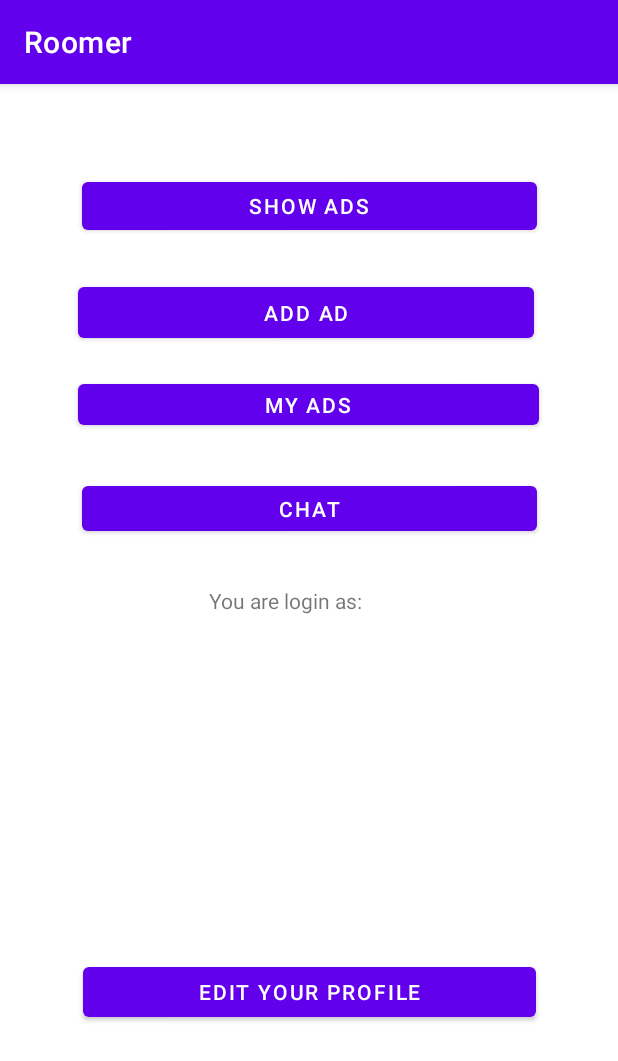
After one commit to erykt99/roomer_apk, an Android app: the menuActivity screen opened directly, with no data from a screen before it, on a phone screen of 412 x 824 dp. The commit adds this screen. Shown: the top 1061 px of the screen. Run offline under Robolectric (Android 15) with nearby library versions, the phone set to English and light mode, and no system bars; our stand-ins replace Firebase (no records; nobody signed in at launch, a user with empty details on screens opened directly).

Commit message:
added menuActivity.kt

```diff
--- a/app/src/main/AndroidManifest.xml
+++ b/app/src/main/AndroidManifest.xml
@@ -3,6 +3,7 @@
     package="com.example.myapplication">
 
     <uses-permission android:name="android.permission.READ_EXTERNAL_STORAGE" />
+
     <application
         android:allowBackup="true"
         android:icon="@mipmap/ic_launcher"
@@ -10,6 +11,9 @@
         android:roundIcon="@mipmap/ic_launcher_round"
         android:supportsRtl="true"
         android:theme="@style/Theme.MyApplication">
+        <activity
+            android:name=".menuActivity"
+            android:exported="false" />
         <activity
             android:name=".RoommateActivity"
             android:exported="false" />
--- a/app/src/main/java/com/example/myapplication/ProfileActivity.kt
+++ b/app/src/main/java/com/example/myapplication/ProfileActivity.kt
@@ -33,7 +33,7 @@ class ProfileActivity : AppCompatActivity() {
         val emailView = findViewById<TextView>(R.id.textView3)
         val chooseImage = findViewById<ImageButton>(R.id.addImageButton)
         val noneButton = findViewById<RadioButton>(R.id.noneButton)
-
+        val menuButton = findViewById<Button>(R.id.menuButton)
 
 
         chooseImage.setOnClickListener {
@@ -83,9 +83,6 @@ class ProfileActivity : AppCompatActivity() {
            } else {
 
 
-
-
-
     //            val radioButton = findViewById<RadioButton>(gender.checkedRadioButtonId)
                 val user = hashMapOf(
                     "Name" to username2,
@@ -109,10 +106,15 @@ class ProfileActivity : AppCompatActivity() {
                             Log.w(TAG, "Error adding document", e)
                         }
                 }
+               val intent = Intent(this, menuActivity::class.java)
+               startActivity(intent)
+            }
 
-            }
         }
-
+        menuButton.setOnClickListener{
+            val intent = Intent(this, menuActivity::class.java)
+            startActivity(intent)
+        }
 
         val settingsButtom = findViewById<ImageButton>(R.id.settingsButton)
         settingsButtom.setOnClickListener {
--- /dev/null
+++ b/app/src/main/java/com/example/myapplication/menuActivity.kt
@@ -0,0 +1,32 @@
+package com.example.myapplication
+
+import android.content.Intent
+import androidx.appcompat.app.AppCompatActivity
+import android.os.Bundle
+import android.widget.Button
+import android.widget.TextView
+import com.google.firebase.auth.FirebaseAuth
+import kotlinx.android.synthetic.main.activity_menu.*
+
+class menuActivity : AppCompatActivity() {
+    override fun onCreate(savedInstanceState: Bundle?) {
+        super.onCreate(savedInstanceState)
+        setContentView(R.layout.activity_menu)
+
+        val auth = FirebaseAuth.getInstance();
+
+        val emailView = findViewById<TextView>(R.id.userEmailView)
+        emailView.text = auth.currentUser?.email ?: ""
+
+
+        val editProfile = findViewById<Button>(R.id.editProfileButton)
+        editProfileButton.setOnClickListener {
+            val intent = Intent(this, ProfileActivity::class.java)
+            startActivity(intent)
+        }
+
+
+
+
+    }
+}
--- /dev/null
+++ b/app/src/main/res/layout/activity_menu.xml
@@ -0,0 +1,89 @@
+<?xml version="1.0" encoding="utf-8"?>
+<androidx.constraintlayout.widget.ConstraintLayout xmlns:android="http://schemas.android.com/apk/res/android"
+    xmlns:app="http://schemas.android.com/apk/res-auto"
+    xmlns:tools="http://schemas.android.com/tools"
+    android:layout_width="match_parent"
+    android:layout_height="match_parent"
+    tools:context=".menuActivity">
+
+    <Button
+        android:id="@+id/showAdsButton"
+        android:layout_width="303dp"
+        android:layout_height="44dp"
+        android:text="Show Ads"
+        app:layout_constraintBottom_toBottomOf="parent"
+        app:layout_constraintEnd_toEndOf="parent"
+        app:layout_constraintStart_toStartOf="parent"
+        app:layout_constraintTop_toTopOf="parent"
+        app:layout_constraintVertical_bias="0.082" />
+
+    <Button
+        android:id="@+id/addAdButton"
+        android:layout_width="304dp"
+        android:layout_height="46dp"
+        android:text="Add ad"
+        app:layout_constraintBottom_toBottomOf="parent"
+        app:layout_constraintEnd_toEndOf="parent"
+        app:layout_constraintHorizontal_bias="0.48"
+        app:layout_constraintStart_toStartOf="parent"
+        app:layout_constraintTop_toBottomOf="@+id/showAdsButton"
+        app:layout_constraintVertical_bias="0.042" />
+
+    <Button
+        android:id="@+id/editProfileButton"
+        android:layout_width="302dp"
+        android:layout_height="45dp"
+        android:layout_marginBottom="140dp"
+        android:text="Edit your profile"
+        app:layout_constraintBottom_toBottomOf="parent"
+        app:layout_constraintEnd_toEndOf="parent"
+        app:layout_constraintHorizontal_bias="0.504"
+        app:layout_constraintStart_toStartOf="parent"
+        app:layout_constraintTop_toBottomOf="@+id/addAdButton"
+        app:layout_constraintVertical_bias="1.0" />
+
+    <Button
+        android:id="@+id/myAdsButton"
+        android:layout_width="307dp"
+        android:layout_height="39dp"
+        android:text="My Ads"
+        app:layout_constraintBottom_toTopOf="@+id/editProfileButton"
+        app:layout_constraintEnd_toEndOf="parent"
+        app:layout_constraintHorizontal_bias="0.495"
+        app:layout_constraintStart_toStartOf="parent"
+        app:layout_constraintTop_toBottomOf="@+id/addAdButton"
+        app:layout_constraintVertical_bias="0.051" />
+
+    <Button
+        android:id="@+id/chatButton"
+        android:layout_width="303dp"
+        android:layout_height="42dp"
+        android:text="Chat"
+        app:layout_constraintBottom_toTopOf="@+id/editProfileButton"
+        app:layout_constraintEnd_toEndOf="parent"
+        app:layout_constraintStart_toStartOf="parent"
+        app:layout_constraintTop_toBottomOf="@+id/myAdsButton"
+        app:layout_constraintVertical_bias="0.093" />
+
+    <TextView
+        android:id="@+id/textView4"
+        android:layout_width="134dp"
+        android:layout_height="30dp"
+        android:text="You are login as:"
+        app:layout_constraintBottom_toTopOf="@+id/editProfileButton"
+        app:layout_constraintEnd_toEndOf="parent"
+        app:layout_constraintStart_toStartOf="parent"
+        app:layout_constraintTop_toBottomOf="@+id/chatButton"
+        app:layout_constraintVertical_bias="0.122" />
+
+    <TextView
+        android:id="@+id/userEmailView"
+        android:layout_width="109dp"
+        android:layout_height="40dp"
+        android:text="TextView"
+        app:layout_constraintBottom_toTopOf="@+id/editProfileButton"
+        app:layout_constraintEnd_toEndOf="parent"
+        app:layout_constraintStart_toStartOf="parent"
+        app:layout_constraintTop_toBottomOf="@+id/textView4"
+        app:layout_constraintVertical_bias="0.097" />
+</androidx.constraintlayout.widget.ConstraintLayout>
--- a/app/src/main/res/layout/activity_profile.xml
+++ b/app/src/main/res/layout/activity_profile.xml
@@ -106,10 +106,10 @@
         android:text="SAVE"
         app:layout_constraintBottom_toBottomOf="parent"
         app:layout_constraintEnd_toEndOf="parent"
-        app:layout_constraintHorizontal_bias="0.532"
+        app:layout_constraintHorizontal_bias="0.297"
         app:layout_constraintStart_toStartOf="parent"
         app:layout_constraintTop_toTopOf="parent"
-        app:layout_constraintVertical_bias="0.958" />
+        app:layout_constraintVertical_bias="0.954" />
 
     <RadioGroup
         android:id="@+id/Gender"
@@ -151,4 +151,16 @@
         app:layout_constraintVertical_bias="0.174"
         app:srcCompat="@drawable/addimage" />
 
+    <Button
+        android:id="@+id/menuButton"
+        android:layout_width="wrap_content"
+        android:layout_height="wrap_content"
+        android:text="MENU"
+        app:layout_constraintBottom_toBottomOf="parent"
+        app:layout_constraintEnd_toEndOf="parent"
+        app:layout_constraintHorizontal_bias="0.421"
+        app:layout_constraintStart_toEndOf="@+id/btnSave"
+        app:layout_constraintTop_toTopOf="parent"
+        app:layout_constraintVertical_bias="0.954" />
+
 </androidx.constraintlayout.widget.ConstraintLayout>
--- a/build.gradle
+++ b/build.gradle
@@ -18,7 +18,7 @@ buildscript {
 plugins {
     id 'com.android.application' version '7.2.0' apply false
     id 'com.android.library' version '7.2.0' apply false
-    id 'org.jetbrains.kotlin.android' version '1.6.20' apply false
+    id 'org.jetbrains.kotlin.android' version '1.6.21' apply false
 }
 
 task clean(type: Delete) {
```
